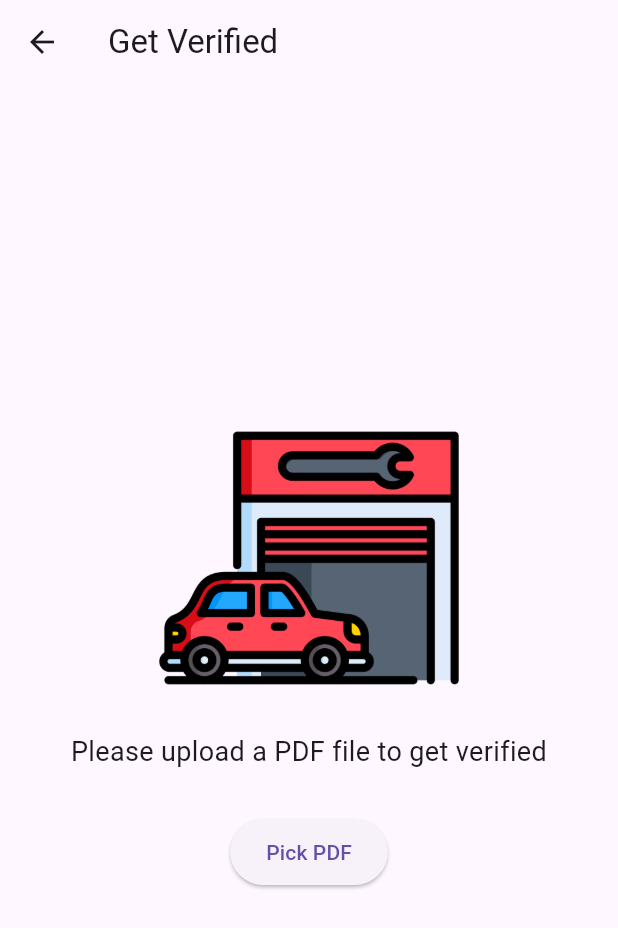
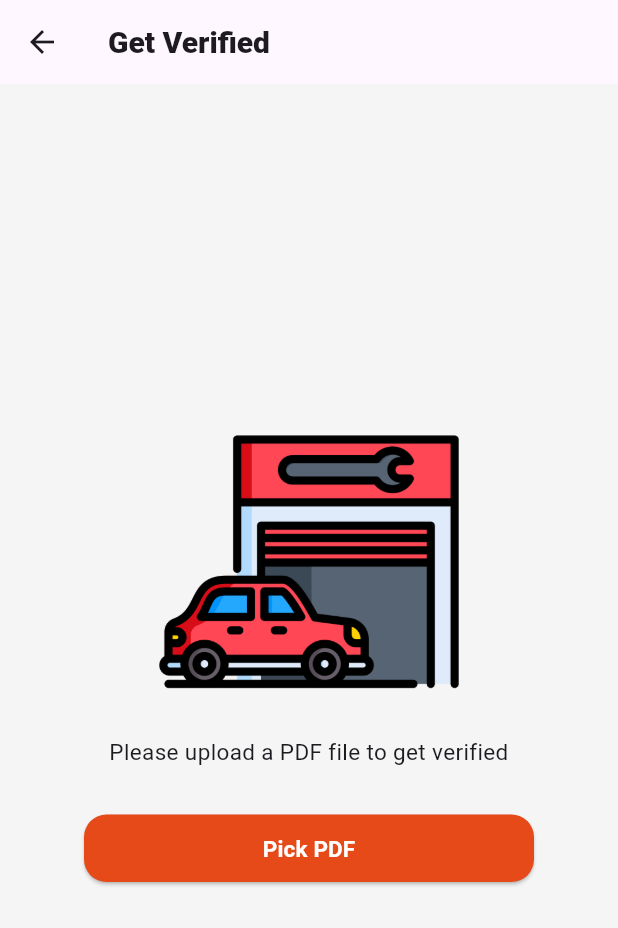
Before and after one commit to TechPyllars2024/AutoCareAutomotive, a Flutter app: the AutomotiveGetVerifiedScreen screen opened directly, on a phone screen of 412 x 824 dp. Shown: the top 928 px of the screen. Run offline on Flutter 3.47's test engine with Material 3 defaults, Android fonts, the phone set to English and light mode, and no system bars; our stand-ins replace carousel_slider, cloud_firestore, curved_navigation_bar, file_picker, firebase_auth, firebase_core and 8 more; missing offline and left inert: flutter_pannable_rating_bar, flutter_pdfview; accounts and stored records are empty.

Commit message:
update: get verified page

```diff
--- a/lib/ProfileManagement/screens/automotive_get_verified.dart
+++ b/lib/ProfileManagement/screens/automotive_get_verified.dart
@@ -7,10 +7,12 @@ class AutomotiveGetVerifiedScreen extends StatefulWidget {
   const AutomotiveGetVerifiedScreen({super.key});
 
   @override
-  State<AutomotiveGetVerifiedScreen> createState() => _AutomotiveGetVerifiedScreenState();
+  State<AutomotiveGetVerifiedScreen> createState() =>
+      _AutomotiveGetVerifiedScreenState();
 }
 
-class _AutomotiveGetVerifiedScreenState extends State<AutomotiveGetVerifiedScreen> {
+class _AutomotiveGetVerifiedScreenState
+    extends State<AutomotiveGetVerifiedScreen> {
   bool _isLoading = false;
   bool _isUploaded = false;
   String? _filePath; // To store the selected file path
@@ -65,7 +67,9 @@ class _AutomotiveGetVerifiedScreenState extends State<AutomotiveGetVerifiedScree
         Navigator.push(
           context,
           MaterialPageRoute(
-            builder: (context) => VerificationStatusScreen(uid: 'user_uid',),
+            builder: (context) => VerificationStatusScreen(
+              uid: 'user_uid',
+            ),
           ),
         );
       } else {
@@ -87,8 +91,9 @@ class _AutomotiveGetVerifiedScreenState extends State<AutomotiveGetVerifiedScree
   @override
   Widget build(BuildContext context) {
     return Scaffold(
+      backgroundColor: Colors.grey.shade100,
       appBar: AppBar(
-        title: const Text('Get Verified'),
+        title: const Text('Get Verified', style: TextStyle(fontWeight: FontWeight.w900, fontSize: 20),),
       ),
       body: Padding(
         padding: const EdgeInsets.all(16.0),
@@ -96,31 +101,43 @@ class _AutomotiveGetVerifiedScreenState extends State<AutomotiveGetVerifiedScree
           child: Column(
             mainAxisAlignment: MainAxisAlignment.center,
             children: [
-              if (_isLoading)
-                const CircularProgressIndicator(),
+              if (_isLoading) const CircularProgressIndicator(),
               if (!_isLoading && _isUploaded)
                 const Text(
                   'SUCCESSFULLY UPLOADED THE FILE',
-                  style: TextStyle(fontSize: 16, fontWeight: FontWeight.bold, color: Colors.green),
+                  style: TextStyle(
+                      fontSize: 16,
+                      fontWeight: FontWeight.bold,
+                      color: Colors.green),
                 ),
-              Image.asset('lib/ProfileManagement/assets/getVerifiedCar.png', height: 200),
+              Image.asset('lib/ProfileManagement/assets/getVerifiedCar.png',
+                  height: 200),
               const SizedBox(height: 16),
               const Text(
                 'Please upload a PDF file to get verified',
                 textAlign: TextAlign.center,
-                style: TextStyle(fontSize: 18),
+                style: TextStyle(fontSize: 15),
               ),
               const SizedBox(height: 30),
               ElevatedButton(
+                style: ElevatedButton.styleFrom(
+                  shape: RoundedRectangleBorder(
+                      borderRadius: BorderRadius.circular(15)),
+                  minimumSize: const Size(300, 45),
+                  backgroundColor: Colors.deepOrange.shade700,
+                ),
                 onPressed: () {
                   if (!_isLoading) {
                     _pickFile();
                   }
                 },
-                style: ElevatedButton.styleFrom(
-                  padding: const EdgeInsets.symmetric(horizontal: 24, vertical: 12),
+                child: Text(
+                  _isLoading ? 'Picking...' : 'Pick PDF',
+                  style: const TextStyle(
+                      fontWeight: FontWeight.bold,
+                      color: Colors.white,
+                      fontSize: 15),
                 ),
-                child: Text(_isLoading ? 'Picking...' : 'Pick PDF'),
               ),
               const SizedBox(height: 16),
               if (_filePath != null)
@@ -140,9 +157,16 @@ class _AutomotiveGetVerifiedScreenState extends State<AutomotiveGetVerifiedScree
                         }
                       },
                       style: ElevatedButton.styleFrom(
-                        padding: const EdgeInsets.symmetric(horizontal: 24, vertical: 12),
+                        shape: RoundedRectangleBorder(
+                            borderRadius: BorderRadius.circular(15)),
+                        minimumSize: const Size(300, 45),
+                        backgroundColor: Colors.deepOrange.shade700,
                       ),
-                      child: Text(_isLoading ? 'Loading...' : 'Submit'),
+                      child: Text(_isLoading ? 'Loading...' : 'Submit',
+                        style: const TextStyle(
+                            fontWeight: FontWeight.bold,
+                            color: Colors.white,
+                            fontSize: 15),),
                     ),
                   ],
                 ),
```
